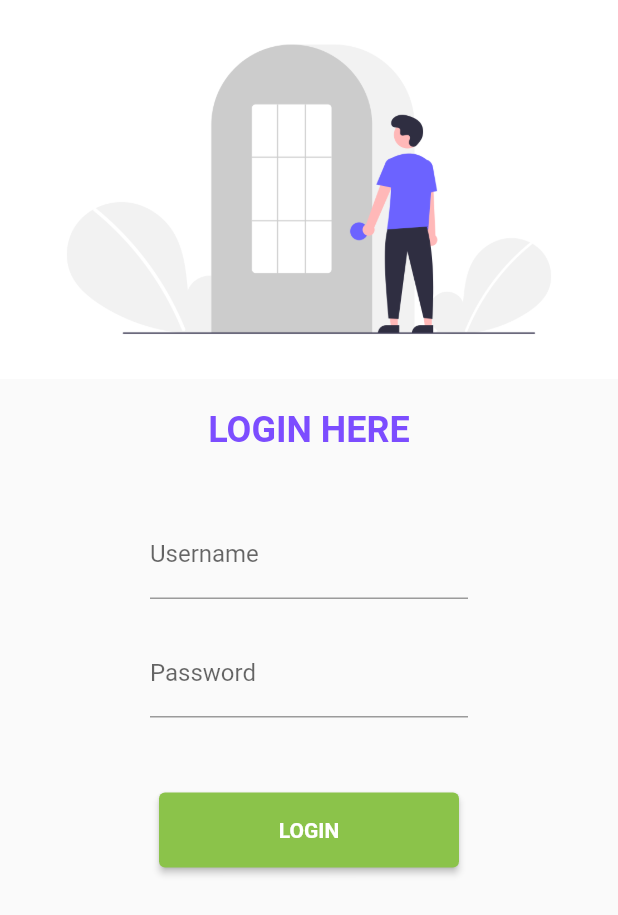
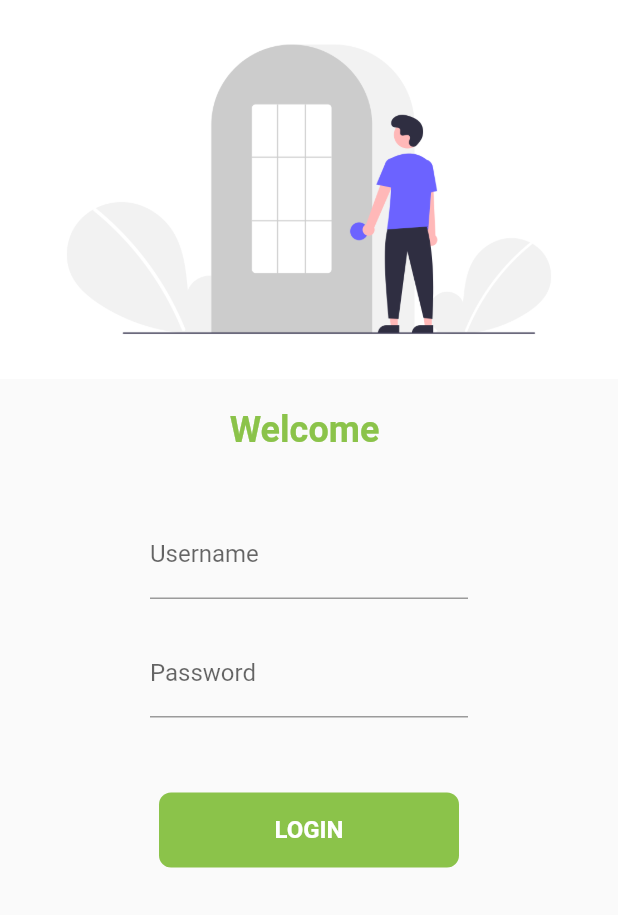
Before and after one commit to Apekshya010/Catalogue_app, a Flutter app: the screen it shows after launch, on a phone screen of 412 x 824 dp. Shown: the top 915 px of the screen. Run offline on Flutter 3.47's test engine with Material 2 defaults, Android fonts, the phone set to English and light mode, and no system bars; our stand-ins replace google_fonts.

Commit message:
day6done

```diff
--- a/lib/pages/login_page.dart
+++ b/lib/pages/login_page.dart
@@ -3,9 +3,16 @@
 import 'package:flutter/material.dart';
 import 'package:new_project1/utils/routes.dart';
 
-class LoginPage extends StatelessWidget {
+class LoginPage extends StatefulWidget {
   const LoginPage({Key? key}) : super(key: key);
 
+  @override
+  State<LoginPage> createState() => _LoginPageState();
+}
+
+class _LoginPageState extends State<LoginPage> {
+  String name = "";
+  bool changeButton = false;
   @override
   Widget build(BuildContext context) {
     return Material(
@@ -14,10 +21,10 @@
         children: [
           Image.asset("assets/images/login_image.png", fit: BoxFit.cover),
           SizedBox(height: 20.0),
-          Text("LOGIN HERE",
+          Text("Welcome $name",
               style: TextStyle(
                 fontWeight: FontWeight.bold,
-                color: Colors.deepPurpleAccent,
+                color: Colors.lightGreen,
                 fontSize: 24,
               )),
           Padding(
@@ -30,6 +37,10 @@
                     hintText: "Enter your name",
                     labelText: "Username",
                   ),
+                  onChanged: (value) {
+                    name = value;
+                    setState(() {});
+                  },
                 ),
                 SizedBox(height: 20.0),
                 TextFormField(
@@ -40,15 +51,43 @@
                   ),
                 ),
                 SizedBox(height: 50.0),
-                ElevatedButton(
-                  onPressed: () {
+                InkWell(
+                  onTap: () async {
+                    setState(() {
+                      changeButton = true;
+                    });
+                    await Future.delayed(Duration(seconds: 1));
                     Navigator.pushNamed(context, MyRoutes.homeRoute);
                   },
-                  child: Text("LOGIN",
-                      style: TextStyle(
-                          color: Colors.white, fontWeight: FontWeight.bold)),
-                  style: TextButton.styleFrom(minimumSize: Size(200, 50)),
+                  child: AnimatedContainer(
+                    duration: Duration(seconds: 1),
+                    width: changeButton ? 50 : 200,
+                    height: 50,
+                    alignment: Alignment.center,
+                    child: changeButton
+                        ? Icon(Icons.done)
+                        : Text(
+                            "LOGIN",
+                            style: TextStyle(
+                                color: Colors.white,
+                                fontWeight: FontWeight.bold,
+                                fontSize: 16),
+                          ),
+                    decoration: BoxDecoration(
+                        color: Colors.lightGreen,
+                        borderRadius:
+                            BorderRadius.circular(changeButton ? 50 : 8)),
+                  ),
                 ),
+                // ElevatedButton(
+                //   onPressed: () {
+                //     Navigator.pushNamed(context, MyRoutes.homeRoute);
+                //   },
+                //   child: Text("LOGIN",
+                //       style: TextStyle(
+                //           color: Colors.white, fontWeight: FontWeight.bold)),
+                //   style: TextButton.styleFrom(minimumSize: Size(200, 50)),
+                // ),
               ],
             ),
           ),
```
